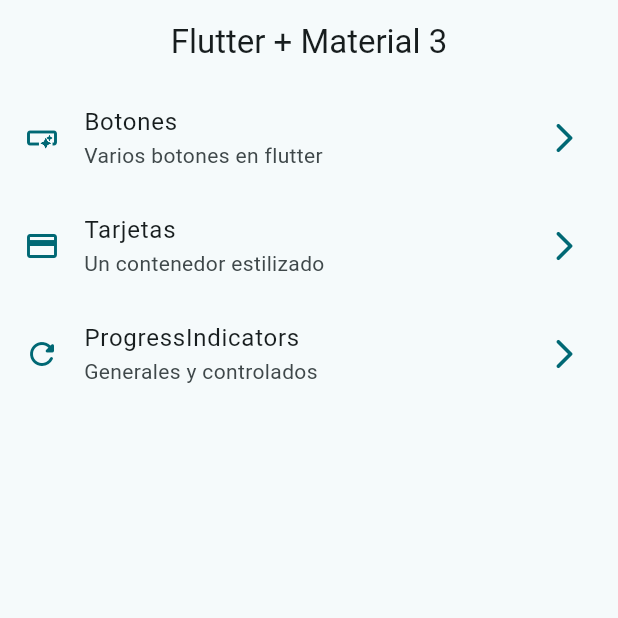
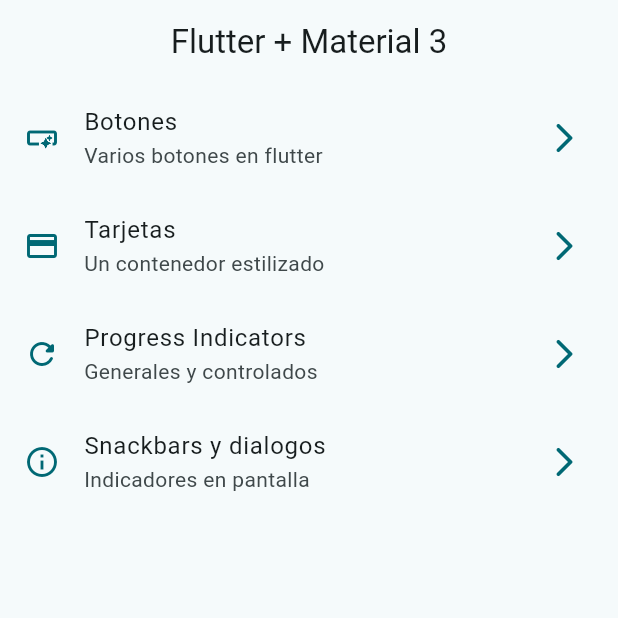
Before and after one commit to ulises1612/widgets_app, a Flutter app: the screen it shows after launch, on a phone screen of 412 x 824 dp, the top half of it. Run offline on Flutter 3.47's test engine with Material 3 defaults, Android fonts, the phone set to English and light mode, and no system bars; our stand-ins replace go_router.

Commit message:
snackbars dialogos terminado

```diff
--- a/lib/config/menu/menu_items.dart
+++ b/lib/config/menu/menu_items.dart
@@ -28,9 +28,15 @@ const appMenuItems = <MenuItem>[
     icon: Icons.credit_card
   ),
   MenuItem(
-    title: 'ProgressIndicators',
+    title: 'Progress Indicators',
     subTitle: 'Generales y controlados',
     link: '/progress',
     icon: Icons.refresh_rounded
   ),
+  MenuItem(
+    title: 'Snackbars y dialogos',
+    subTitle: 'Indicadores en pantalla',
+    link: '/snackbars',
+    icon: Icons.info_outline
+  ),
 ];
--- a/lib/config/router/app_router.dart
+++ b/lib/config/router/app_router.dart
@@ -24,6 +24,11 @@ final appRouter = GoRouter(
       path: '/progress',
       name: ProgressScreen.name,
       builder: (context,state) => const ProgressScreen(),
+    ),
+    GoRoute(
+      path: '/snackbars',
+      name: SnackBarScreen.name,
+      builder: (context,state) => const SnackBarScreen(),
     )
   ]
 );
--- a/lib/main.dart
+++ b/lib/main.dart
@@ -12,6 +12,7 @@ class MainApp extends StatelessWidget {
   @override
   Widget build(BuildContext context) {
     return MaterialApp.router(
+      title: 'Flutter Widget App',
       routerConfig: appRouter,
       debugShowCheckedModeBanner: false,
       theme: AppTheme(selectedColor: 7).getThemeData(),
```
Also changed, not shown: lib/presentation/screens/snackbar/snackbar_screen.dart (+75 -1 lines).
